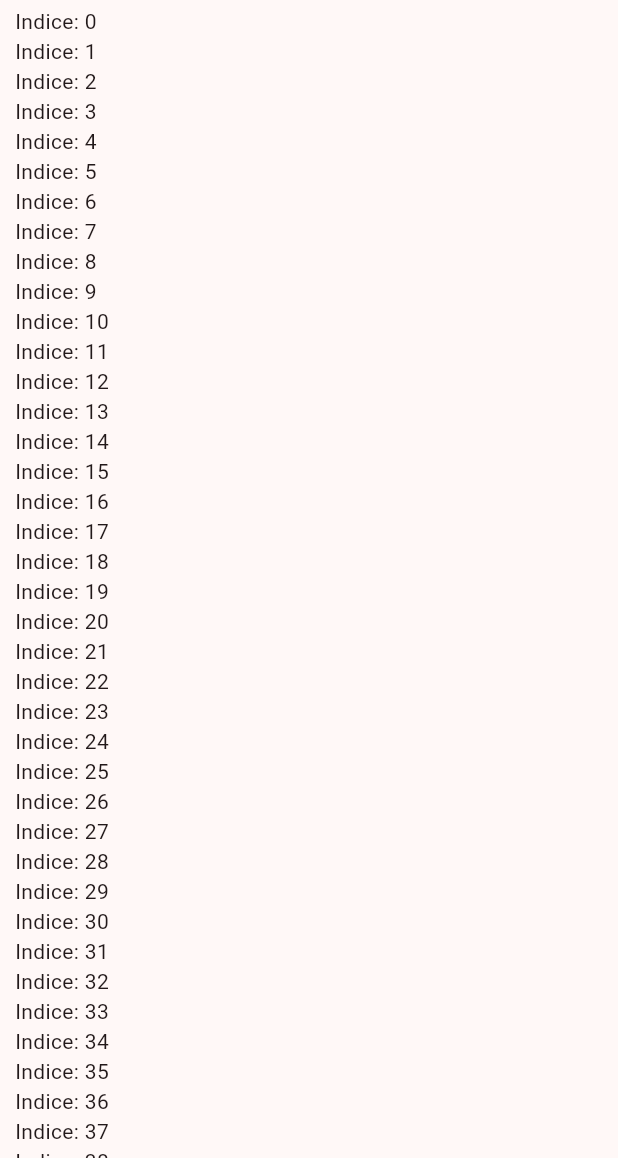
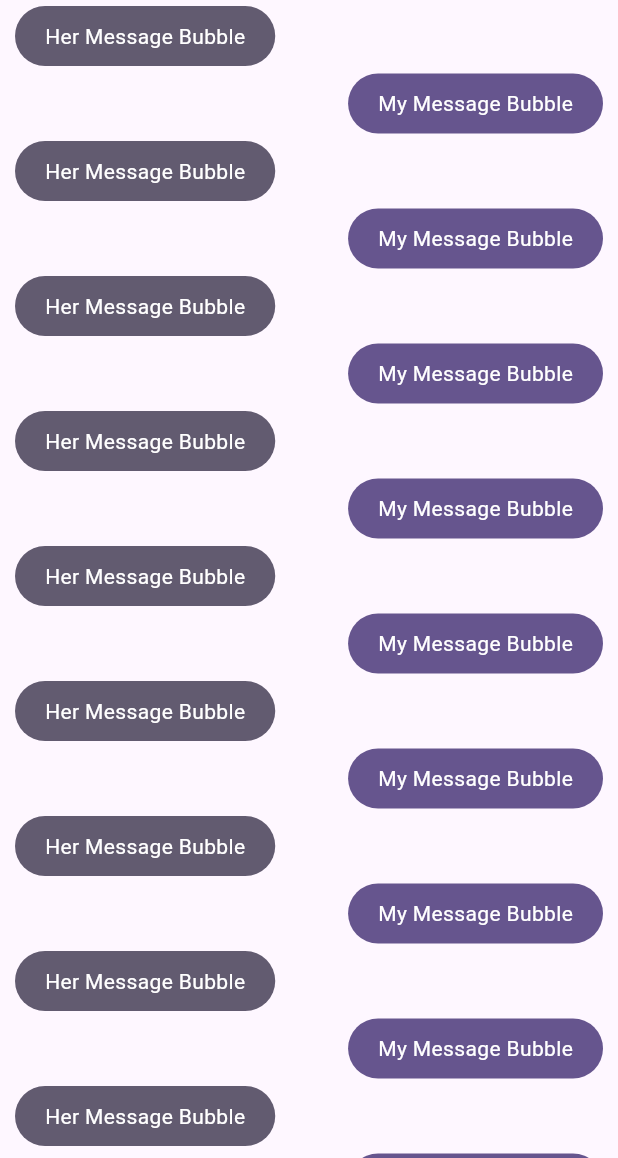
Before and after one commit to jgregoriorincon/flutter_chat, a Flutter app: the screen it shows after launch, on a phone screen of 412 x 824 dp, the part 78-1236 px from its top. Run offline on Flutter 3.47's test engine with Material 3 defaults, Android fonts, the phone set to English and light mode, and no system bars; network calls fail.

Commit message:
Message Bubble Widget

```diff
--- a/lib/app.dart
+++ b/lib/app.dart
@@ -1,6 +1,6 @@
 import 'package:flutter/material.dart';
 import 'package:flutter_chat/config/theme/app_theme.dart';
-import 'package:flutter_chat/presentation/chat/chat_screen.dart';
+import 'package:flutter_chat/presentation/screens/chat/chat_screen.dart';
 
 class FlutterChatApp extends StatelessWidget {
   const FlutterChatApp({super.key});
@@ -10,7 +10,7 @@ class FlutterChatApp extends StatelessWidget {
     return MaterialApp(
       debugShowCheckedModeBanner: false,
       showPerformanceOverlay: false,
-      theme: AppTheme(selectedColor: 7).theme(),
+      theme: AppTheme(selectedColor: 0).theme(),
       title: 'Material App',
       home: ChatScreen(),
     );
--- a/lib/config/theme/app_theme.dart
+++ b/lib/config/theme/app_theme.dart
@@ -2,7 +2,7 @@ import 'package:flutter/material.dart';
 
 const Color _customColor = Color(0xFF49149F);
 
-const List<Color> _colorThemes = [
+var _colorThemes = [
   _customColor,
   Colors.blue,
   Colors.red,
--- /dev/null
+++ b/lib/presentation/chat/her_message_bubble.dart
@@ -0,0 +1,30 @@
+import 'package:flutter/material.dart';
+
+class HerMessageBubble extends StatelessWidget {
+  const HerMessageBubble({super.key});
+
+  @override
+  Widget build(BuildContext context) {
+    final colors = Theme.of(context).colorScheme;
+
+    return Column(
+      crossAxisAlignment: CrossAxisAlignment.start,
+      children: [
+        Container(
+          decoration: BoxDecoration(
+            color: colors.secondary,
+            borderRadius: BorderRadius.circular(20),
+          ),
+          child: Padding(
+            padding: const EdgeInsets.symmetric(horizontal: 20, vertical: 10),
+            child: Text(
+              'Her Message Bubble',
+              style: TextStyle(color: Colors.white),
+            ),
+          ),
+        ),
+        const SizedBox(height: 5),
+      ],
+    );
+  }
+}
--- /dev/null
+++ b/lib/presentation/chat/my_message_bubble.dart
@@ -0,0 +1,30 @@
+import 'package:flutter/material.dart';
+
+class MyMessageBubble extends StatelessWidget {
+  const MyMessageBubble({super.key});
+
+  @override
+  Widget build(BuildContext context) {
+    final colors = Theme.of(context).colorScheme;
+
+    return Column(
+      crossAxisAlignment: CrossAxisAlignment.end,
+      children: [
+        Container(
+          decoration: BoxDecoration(
+            color: colors.primary,
+            borderRadius: BorderRadius.circular(20),
+          ),
+          child: Padding(
+            padding: const EdgeInsets.symmetric(horizontal: 20, vertical: 10),
+            child: Text(
+              'My Message Bubble',
+              style: TextStyle(color: Colors.white),
+            ),
+          ),
+        ),
+        const SizedBox(height: 5),
+      ],
+    );
+  }
+}
--- a/lib/presentation/chat/chat_screen.dart
+++ b/lib/presentation/screens/chat/chat_screen.dart
@@ -1,4 +1,6 @@
 import 'package:flutter/material.dart';
+import 'package:flutter_chat/presentation/chat/her_message_bubble.dart';
+import 'package:flutter_chat/presentation/chat/my_message_bubble.dart';
 
 class ChatScreen extends StatelessWidget {
   const ChatScreen({super.key});
@@ -37,7 +39,11 @@ class _ChatView extends StatelessWidget {
             Expanded(
               child: ListView.builder(
                 itemCount: 100,
-                itemBuilder: (context, index) => Text('Indice: $index'),
+                itemBuilder: (context, index) {
+                  return (index % 2 == 1)
+                      ? const MyMessageBubble()
+                      : const HerMessageBubble();
+                },
               ),
             ),
           ],
```
